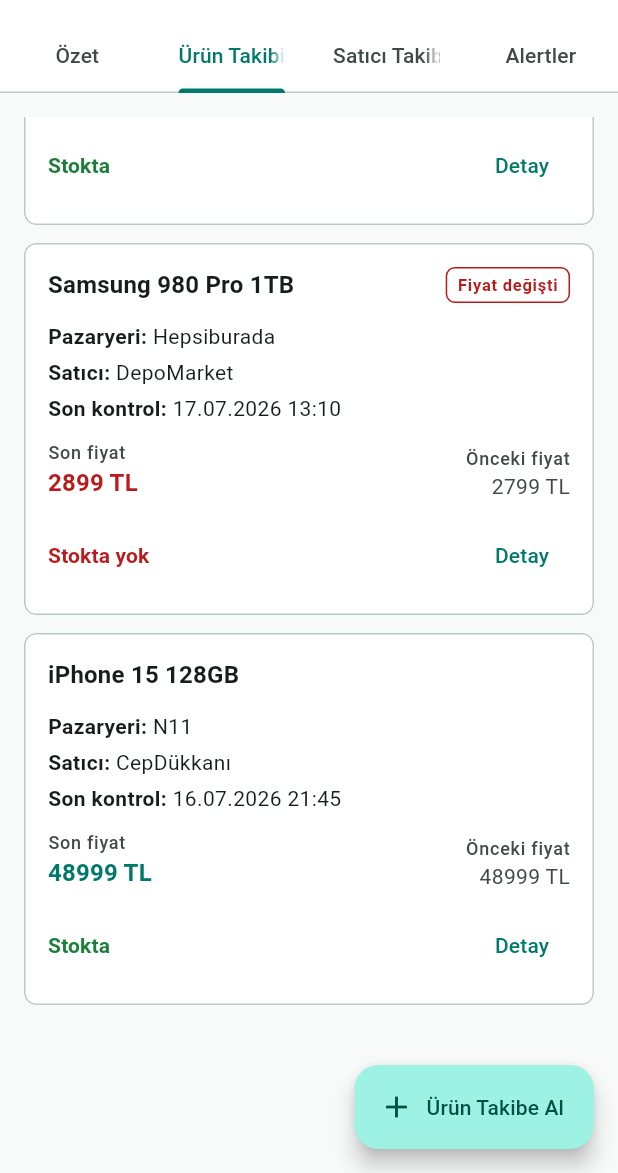
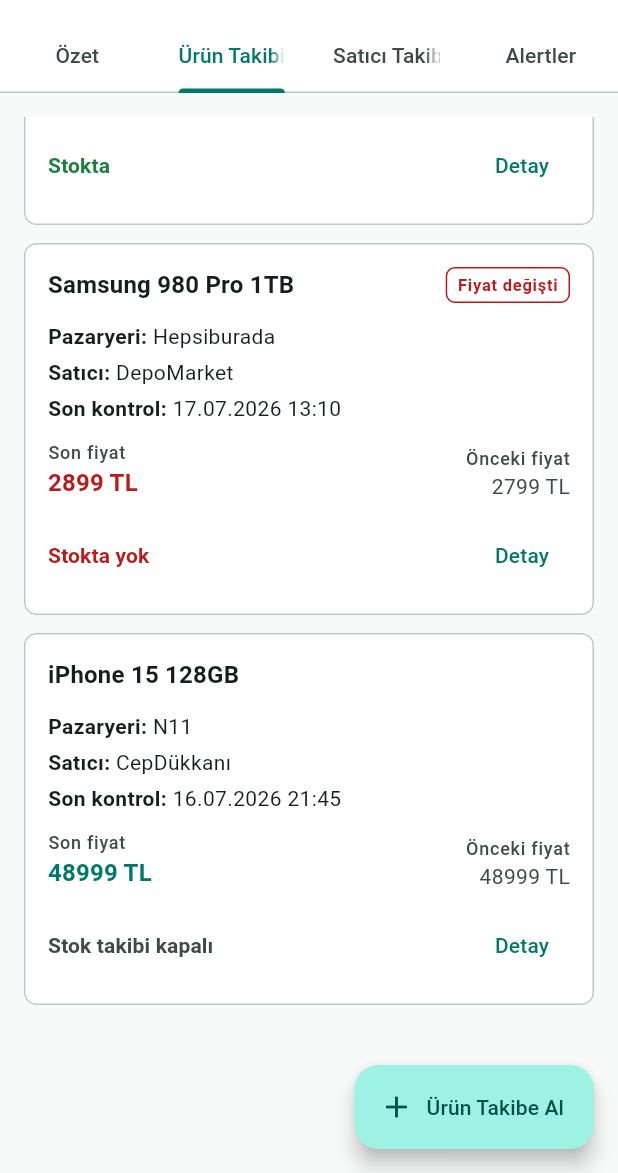
Before and after one commit to caneribrahimoglu/piyasa_radar, a Flutter app: the screen it shows after launch, tab 2 chosen, scrolled down 176 dp, on a phone screen of 412 x 824 dp, the part 63-1236 px from its top. Run offline on Flutter 3.47's test engine with Material 3 defaults, Android fonts, the phone set to English and light mode, and no system bars; our stand-ins replace shared_preferences.

Commit message:
PIYASA-RADAR-027 separate stock tracking from stock status

```diff
--- a/lib/features/watchlist/data/repositories/fake_watchlist_repository.dart
+++ b/lib/features/watchlist/data/repositories/fake_watchlist_repository.dart
@@ -28,6 +28,7 @@
         previousPrice: 3499,
         lastCheckedAt: DateTime(2026, 7, 17, 14, 30),
         priceChanged: true,
+        stockTrackingEnabled: true,
         inStock: true,
       ),
       ProductWatchItem(
@@ -49,6 +50,7 @@
         previousPrice: 2799,
         lastCheckedAt: DateTime(2026, 7, 17, 13, 10),
         priceChanged: true,
+        stockTrackingEnabled: true,
         inStock: false,
       ),
       ProductWatchItem(
@@ -70,6 +72,7 @@
         previousPrice: 48999,
         lastCheckedAt: DateTime(2026, 7, 16, 21, 45),
         priceChanged: false,
+        stockTrackingEnabled: false,
         inStock: true,
       ),
     ];
--- a/lib/features/watchlist/domain/models/product_watch_item.dart
+++ b/lib/features/watchlist/domain/models/product_watch_item.dart
@@ -13,6 +13,7 @@
     required this.previousPrice,
     required this.lastCheckedAt,
     required this.priceChanged,
+    required this.stockTrackingEnabled,
     required this.inStock,
   });
 
@@ -27,6 +28,7 @@
   final int previousPrice;
   final DateTime lastCheckedAt;
   final bool priceChanged;
+  final bool stockTrackingEnabled;
   final bool inStock;
 
   Map<String, dynamic> toJson() => {
@@ -41,6 +43,7 @@
     'previousPrice': previousPrice,
     'lastCheckedAt': lastCheckedAt.toIso8601String(),
     'priceChanged': priceChanged,
+    'stockTrackingEnabled': stockTrackingEnabled,
     'inStock': inStock,
   };
 
@@ -78,6 +81,7 @@
           DateTime.tryParse(json['lastCheckedAt'] as String? ?? '') ??
           DateTime.fromMillisecondsSinceEpoch(0),
       priceChanged: json['priceChanged'] as bool? ?? false,
+      stockTrackingEnabled: json['stockTrackingEnabled'] as bool? ?? true,
       inStock: json['inStock'] as bool? ?? false,
     );
   }
--- a/lib/features/watchlist/presentation/pages/add_product_watch_page.dart
+++ b/lib/features/watchlist/presentation/pages/add_product_watch_page.dart
@@ -53,7 +53,8 @@
       previousPrice: currentPrice,
       lastCheckedAt: DateTime.now(),
       priceChanged: false,
-      inStock: _isStockTrackingEnabled,
+      stockTrackingEnabled: _isStockTrackingEnabled,
+      inStock: true,
     );
 
     Navigator.of(context).pop(newItem);
--- a/lib/features/watchlist/presentation/pages/product_watch_detail_page.dart
+++ b/lib/features/watchlist/presentation/pages/product_watch_detail_page.dart
@@ -82,7 +82,16 @@
               label: 'Son kontrol zamanı',
               value: item.formattedLastCheckedAt,
             ),
-            _DetailRow(label: 'Stok durumu', value: item.stockLabel),
+            _DetailRow(
+              label: 'Stok takibi',
+              value: item.stockTrackingEnabled ? 'Aktif' : 'Kapalı',
+            ),
+            _DetailRow(
+              label: 'Stok durumu',
+              value: item.stockTrackingEnabled
+                  ? item.stockLabel
+                  : 'Kontrol edilmiyor',
+            ),
             _DetailRow(
               label: 'Fiyat durumu',
               value: item.priceChanged ? 'Fiyat değişti' : 'Fiyat değişmedi',
--- a/lib/features/watchlist/presentation/widgets/product_watch_card.dart
+++ b/lib/features/watchlist/presentation/widgets/product_watch_card.dart
@@ -22,7 +22,14 @@
     final priceUpColor = isDark
         ? AppColors.priceUpDark
         : AppColors.priceUpLight;
-    final stockColor = item.inStock ? priceDownColor : colorScheme.error;
+    final stockColor = !item.stockTrackingEnabled
+        ? colorScheme.onSurfaceVariant
+        : item.inStock
+        ? priceDownColor
+        : colorScheme.error;
+    final stockLabel = item.stockTrackingEnabled
+        ? item.stockLabel
+        : 'Stok takibi kapalı';
     final priceColor = item.priceDecreased
         ? priceDownColor
         : item.priceIncreased
@@ -103,7 +110,7 @@
             children: [
               Expanded(
                 child: Text(
-                  item.stockLabel,
+                  stockLabel,
                   style: textTheme.labelLarge?.copyWith(
                     color: stockColor,
                     fontWeight: FontWeight.w700,
```
Also changed, not shown: 2 other files.
